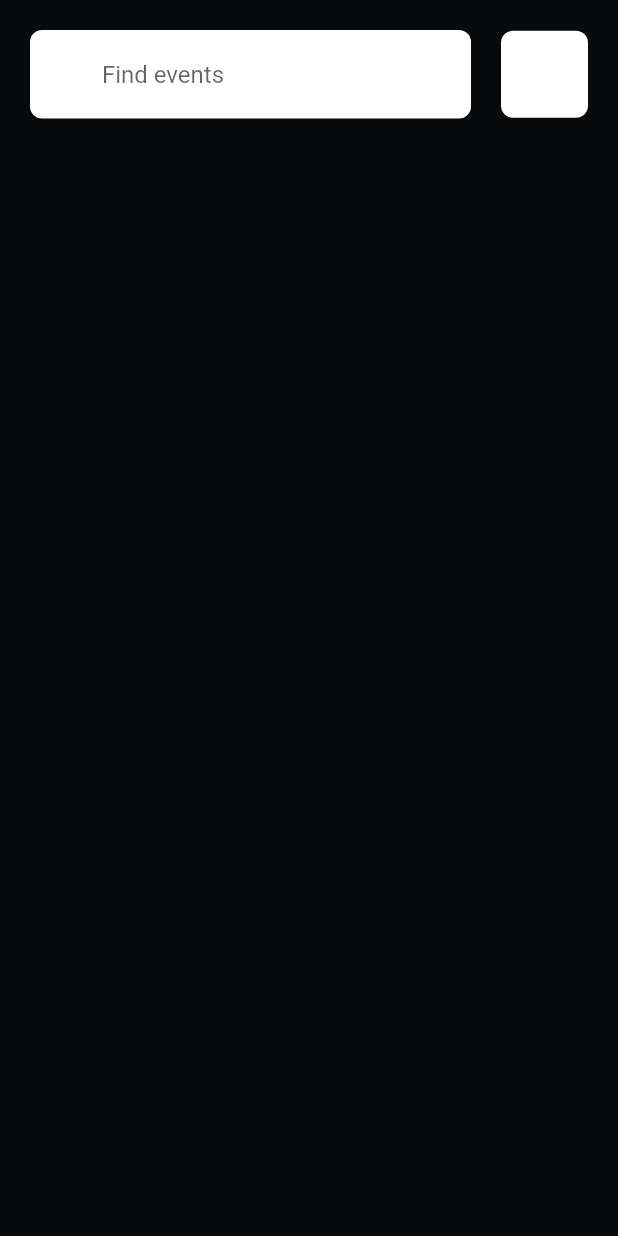
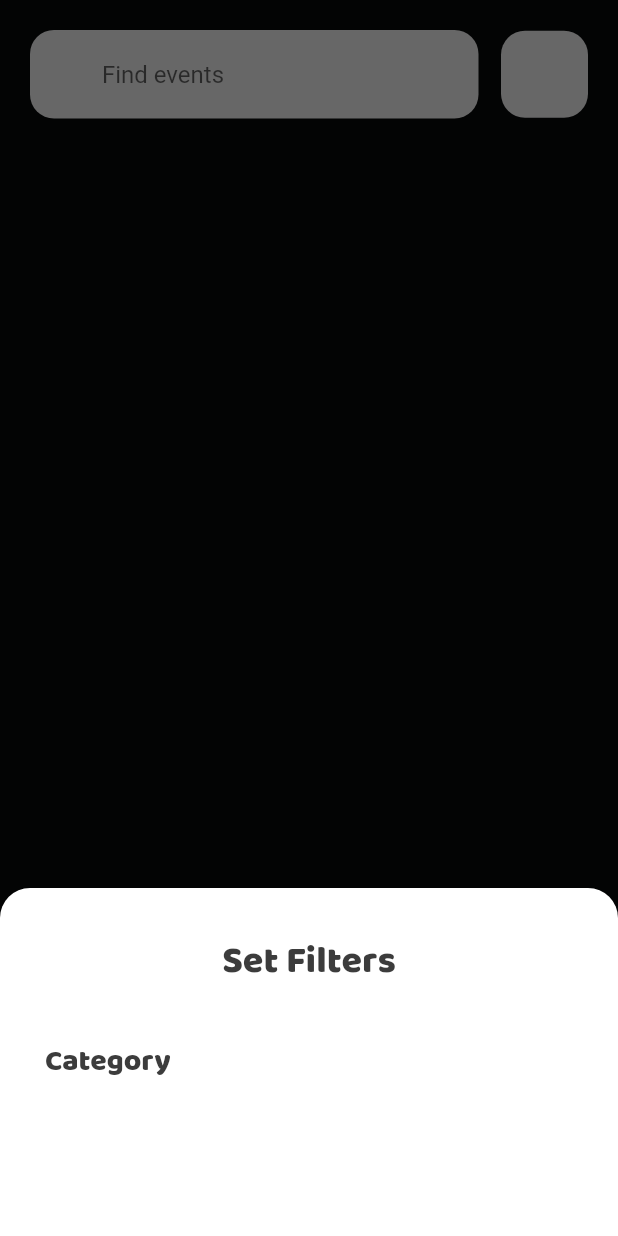
Before and after one commit to constantinfite/calendar_journal, a Flutter app: the ListEventScreen screen opened directly, after a tap on the "filter alt" icon, on a phone screen of 412 x 824 dp. Run offline on Flutter 3.47's test engine with Material 2 defaults, Android fonts, the phone set to English and light mode, and no system bars; drawn by our look-alikes of chips_choice; our stand-ins replace flutter_colorpicker, flutter_rating_bar, flutter_slidable, flutter_speed_dial, fluttertoast, modal_bottom_sheet and 4 more; missing offline and left inert: flutter_rounded_date_picker; accounts and stored records are empty.

Commit message:
cateegory working

```diff
--- a/lib/helpers/drawer_navigation.dart
+++ b/lib/helpers/drawer_navigation.dart
@@ -55,7 +55,7 @@ class _DrawerNavigatonState extends State<DrawerNavigaton> {
                   return Row(
                     children: [
                       Container(
-                        child: FlatButton(
+                        child: TextButton(
                           onPressed: () => {
                             theme.setLightMode(),
                           },
@@ -63,7 +63,7 @@ class _DrawerNavigatonState extends State<DrawerNavigaton> {
                         ),
                       ),
                       Container(
-                        child: FlatButton(
+                        child: TextButton(
                           onPressed: () => {
                             theme.setDarkMode(),
                           },
--- a/lib/screens/calendar_screen.dart
+++ b/lib/screens/calendar_screen.dart
@@ -13,7 +13,8 @@ import 'package:calendar_journal/presentation/app_theme.dart';
 import 'package:flutter_speed_dial/flutter_speed_dial.dart';
 import 'package:calendar_journal/services/category_service.dart';
 import 'package:calendar_journal/models/category.dart';
-import 'package:modal_bottom_sheet/modal_bottom_sheet.dart';
+import 'package:modal_bottom_sheet/modal_bottom_sheet.dart'
+    hide ModalBottomSheetRoute;
 import 'package:flutter_slidable/flutter_slidable.dart';
 import 'package:permission_handler/permission_handler.dart';
 
@@ -674,7 +675,7 @@ class _CalendarScreenState extends State<CalendarScreen> {
   Widget cardEvent(event) {
     return GestureDetector(
       onTap: () {
-        showBarModalBottomSheet(
+        showMaterialModalBottomSheet(
           backgroundColor: Colors.transparent,
           barrierColor: Color.fromARGB(152, 0, 0, 0),
           context: context,
--- a/lib/screens/list_event_screen.dart
+++ b/lib/screens/list_event_screen.dart
@@ -2,7 +2,7 @@ import 'dart:convert';
 import 'package:calendar_journal/screens/input_event_screen.dart';
 import 'package:flutter/services.dart';
 import 'package:intl/intl.dart';
-import 'package:flutter/material.dart';
+import 'package:flutter/material.dart' hide ModalBottomSheetRoute;
 import 'package:calendar_journal/models/events.dart';
 import 'package:calendar_journal/services/event_service.dart';
 import 'package:table_calendar/table_calendar.dart';
@@ -12,6 +12,7 @@ import 'package:calendar_journal/services/category_service.dart';
 import 'package:calendar_journal/models/category.dart';
 import 'package:modal_bottom_sheet/modal_bottom_sheet.dart';
 import 'package:flutter_slidable/flutter_slidable.dart';
+import 'package:chips_choice/chips_choice.dart';
 
 class ListEventScreen extends StatefulWidget {
   const ListEventScreen({Key? key}) : super(key: key);
@@ -38,14 +39,21 @@ class _ListEventScreenState extends State<ListEventScreen> {
   TextEditingController textController = TextEditingController();
 
   List<Category> _categoryList = <Category>[];
+  List<String> _categoryListSelected = <String>[];
   late var _categorySelected = Category();
+
+  Future<List<C2Choice<String>>> getCategory() async {
+    return C2Choice.listFrom<String, Category>(
+        source: _categoryList,
+        value: (i, v) => v.name ?? "",
+        label: (i, v) => v.name ?? "");
+  }
 
   @override
   void initState() {
     super.initState();
     _selectedDay = _focusedDay;
     getAllCategories();
-
     getAllEvents("").then((val) => setState(() {
           _events = val;
         }));
@@ -54,38 +62,6 @@ class _ListEventScreenState extends State<ListEventScreen> {
   @override
   void dispose() {
     super.dispose();
-  }
-
-  Color colorCategoryDotScore(score) {
-    if (score == 5) {
-      return Color.fromARGB(255, 87, 227, 44);
-    }
-    if (score == 4) {
-      return Color.fromARGB(255, 183, 221, 41);
-    }
-    if (score == 3) {
-      return Color.fromARGB(255, 255, 226, 52);
-    }
-    if (score == 2) {
-      return Color.fromARGB(255, 255, 165, 52);
-    } else {
-      return Color.fromARGB(255, 255, 69, 69);
-    }
-    /*for (var cat in _categoryList) {
-      if (cat.name == category) {
-        color = Color(cat.color!);
-      }
-    }*/
-  }
-
-  Color colorCategoryDotCategory(category) {
-    Color color = Colors.blue;
-    for (var cat in _categoryList) {
-      if (cat.name == category) {
-        color = Color(cat.color!);
-      }
-    }
-    return color;
   }
 
   String emojiCategory(category) {
@@ -297,6 +273,14 @@ class _ListEventScreenState extends State<ListEventScreen> {
         }));
   }
 
+  updateFilter(val) {
+    print(val);
+    setState(() => _categoryListSelected = val);
+    // getAllEvents('').then((val) => setState(() {
+    //       _events = val;
+    //     }));
+  }
+
   @override
   Widget build(BuildContext context) {
     return Scaffold(
@@ -316,7 +300,7 @@ class _ListEventScreenState extends State<ListEventScreen> {
                         filled: true,
                         fillColor: Theme.of(context).primaryColorDark,
                         border: OutlineInputBorder(
-                            borderRadius: BorderRadius.circular(8.0),
+                            borderRadius: BorderRadius.circular(16.0),
                             borderSide: BorderSide.none),
                         hintText: "Find events",
                         prefixIcon: Icon(Icons.search),
@@ -324,29 +308,33 @@ class _ListEventScreenState extends State<ListEventScreen> {
                   ),
                 ),
                 SizedBox(
-                  width: 20,
+                  width: 15,
                 ),
                 Container(
                   padding: EdgeInsets.all(5),
                   decoration: BoxDecoration(
                       color: Theme.of(context).primaryColorDark,
-                      borderRadius: BorderRadius.circular(8)),
+                      borderRadius: BorderRadius.circular(16)),
                   child: IconButton(
                       icon: Icon(Icons.filter_alt, color: Colors.white),
-                      onPressed: () => {}),
+                      onPressed: () => {
+                            showMaterialModalBottomSheet(
+                              backgroundColor: Colors.transparent,
+                              barrierColor: Color.fromARGB(152, 0, 0, 0),
+                              context: context,
+                              shape: RoundedRectangleBorder(
+                                  borderRadius: BorderRadius.vertical(
+                                      top: Radius.circular(20))),
+                              builder: (BuildContext context) {
+                                return filterList();
+                              },
+                            )
+                          }),
                 )
               ],
             ),
-            Container(
-                // child: Text(
-                //   "List event",
-                //   style: TextStyle(
-                //     fontSize: 25,
-                //     fontFamily: 'BalooBhai',
-                //     color: Theme.of(context).primaryColorLight,
-                //   ),
-                // ),
-                margin: EdgeInsets.fromLTRB(0, 20, 0, 20)),
+            Container(margin: EdgeInsets.fromLTRB(0, 20, 0, 20)),
+
             //Text(createDate),
             Expanded(
                 child: ListView.builder(
@@ -377,9 +365,6 @@ class _ListEventScreenState extends State<ListEventScreen> {
                           ),
                           child: cardEvent(_events[index]));
                     })),
-
-            /* ..._getEventsFromDay(selectedDay)
-                .map((Event event) => cardExercice(event)),*/
           ],
         ),
       ),
@@ -454,7 +439,7 @@ class _ListEventScreenState extends State<ListEventScreen> {
   Widget cardEvent(event) {
     return GestureDetector(
       onTap: () {
-        showBarModalBottomSheet(
+        showMaterialModalBottomSheet(
           backgroundColor: Colors.transparent,
           barrierColor: Color.fromARGB(152, 0, 0, 0),
           context: context,
@@ -538,6 +523,65 @@ class _ListEventScreenState extends State<ListEventScreen> {
               ),
             ),
           )),
+    );
+  }
+
+  Widget filterList() {
+    return SingleChildScrollView(
+      child: Container(
+        color: Theme.of(context).primaryColorDark,
+        //height: MediaQuery.of(context).size.height * 0.6,
+        padding: EdgeInsets.all(30),
+        width: MediaQuery.of(context).size.width * 1,
+        child: Column(
+          mainAxisSize: MainAxisSize.min,
+          mainAxisAlignment: MainAxisAlignment.start,
+          children: <Widget>[
+            Row(
+              children: [
+                Expanded(
+                  child: Text(
+                    "Set Filters",
+                    textAlign: TextAlign.center,
+                    style: TextStyle(
+                      fontSize: 25,
+                      fontFamily: 'BalooBhai',
+                      color: Theme.of(context).primaryColorLight,
+                    ),
+                  ),
+                )
+              ],
+            ),
+            SizedBox(height: 30),
+            Row(
+              crossAxisAlignment: CrossAxisAlignment.start,
+              children: [
+                Expanded(
+                  child: Text(
+                    "Category",
+                    style: TextStyle(
+                      fontSize: 20,
+                      fontFamily: 'BalooBhai',
+                      color: Theme.of(context).primaryColorLight,
+                    ),
+                  ),
+                )
+              ],
+            ),
+            ChipsChoice<String>.multiple(
+                value: _categoryListSelected,
+                onChanged: (val) => setState(() => _categoryListSelected = val),
+                choiceLoader: getCategory,
+                wrapped: true,
+                choiceStyle: C2ChipStyle.filled(
+                  selectedStyle: const C2ChipStyle(
+                    backgroundColor: Color.fromARGB(255, 116, 206, 210),
+                  ),
+                )),
+            SizedBox(height: 50),
+          ],
+        ),
+      ),
     );
   }
 
--- a/lib/theme_manager.dart
+++ b/lib/theme_manager.dart
@@ -5,7 +5,7 @@ class ThemeNotifier with ChangeNotifier {
   final darkTheme = ThemeData(
     primarySwatch: Colors.grey,
     primaryColor: Color.fromARGB(255, 105, 105, 105),
-    scaffoldBackgroundColor: Color.fromARGB(255, 30, 35, 39),
+    scaffoldBackgroundColor: Color.fromARGB(255, 33,33,49),
     brightness: Brightness.dark,
     backgroundColor: Color.fromARGB(255, 0, 0, 0),
     primaryColorDark: Color.fromARGB(255, 46, 54, 59),
```
Also changed, not shown: pubspec.yaml (+7 -6 lines), pubspec.lock, 1 other file.
